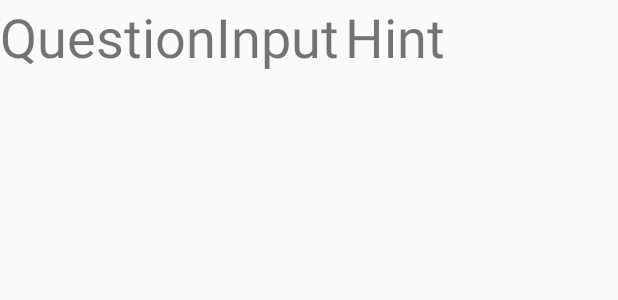
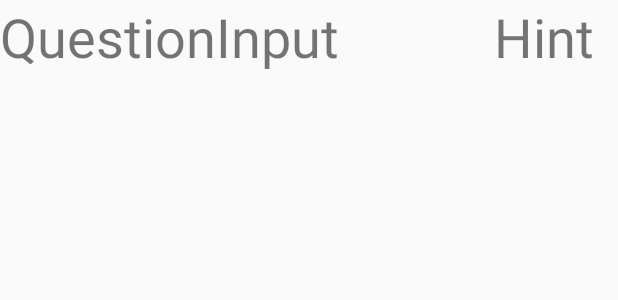
Before and after one commit to TheCompSciNoob/MinigameMarathon, an Android app: the layout math_game_layout.xml on its own in the app's theme, with its tools: preview values and no code run, on a phone screen of 412 x 824 dp. Shown: the top 300 px of the screen. Run offline under Robolectric (Android 15) with nearby library versions, the phone set to English and light mode, and no system bars.

Commit message:
chi broke the math game

```diff
--- a/app/src/main/java/com/example/chow/minigamemarathon/GameContainerFragment.java
+++ b/app/src/main/java/com/example/chow/minigamemarathon/GameContainerFragment.java
@@ -195,7 +195,7 @@ public class GameContainerFragment extends Fragment implements GameFragment.OnGa
 
     public static GameFragment[] getAllGames()
     {
-        return new GameFragment[] {new LightsOutGameFragment(), new BinaryGameFragment()};
+        return new GameFragment[] {new LightsOutGameFragment(), new BinaryGameFragment(), new MathGameFragment()};
     }
 
     @Override
--- a/app/src/main/res/layout/math_game_layout.xml
+++ b/app/src/main/res/layout/math_game_layout.xml
@@ -10,7 +10,7 @@
 
     <LinearLayout
         android:orientation="vertical"
-        android:layout_weight="3"
+        android:layout_weight="1"
         android:layout_width="0dp"
         android:layout_height="match_parent">
 
@@ -61,7 +61,6 @@
         android:layout_marginEnd="8dp"
         android:layout_marginStart="8dp"
         android:layout_marginTop="8dp"
-        android:layout_weight="1"
         android:layout_width="0dp"
         android:layout_height="match_parent"/>
 
```
